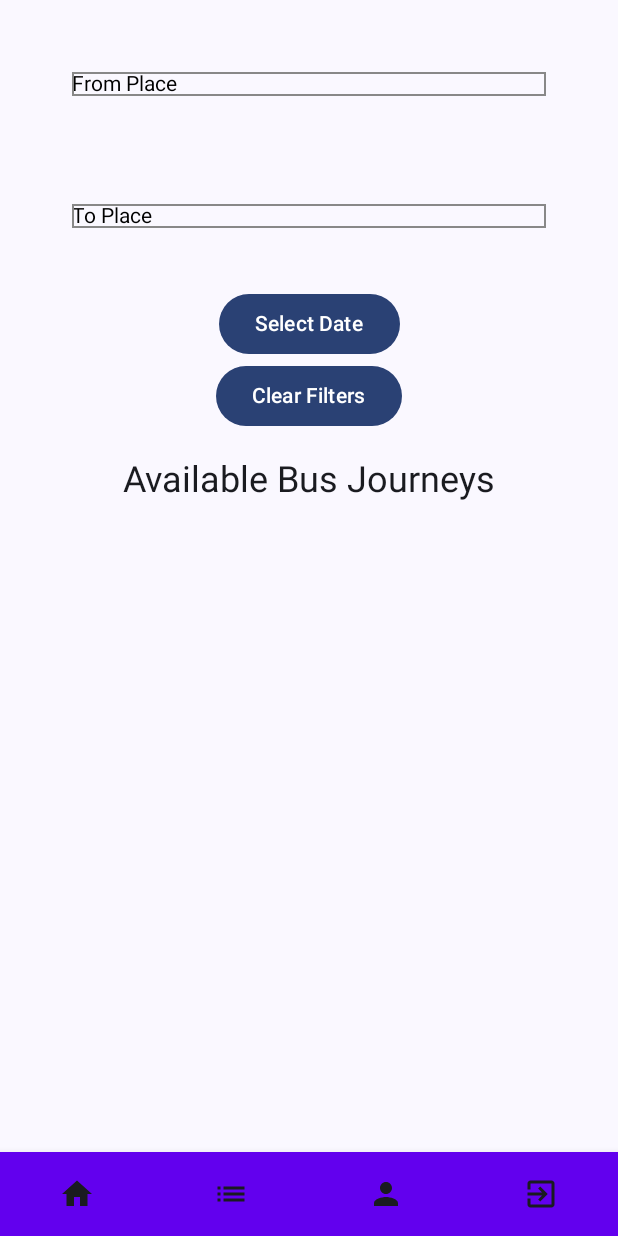
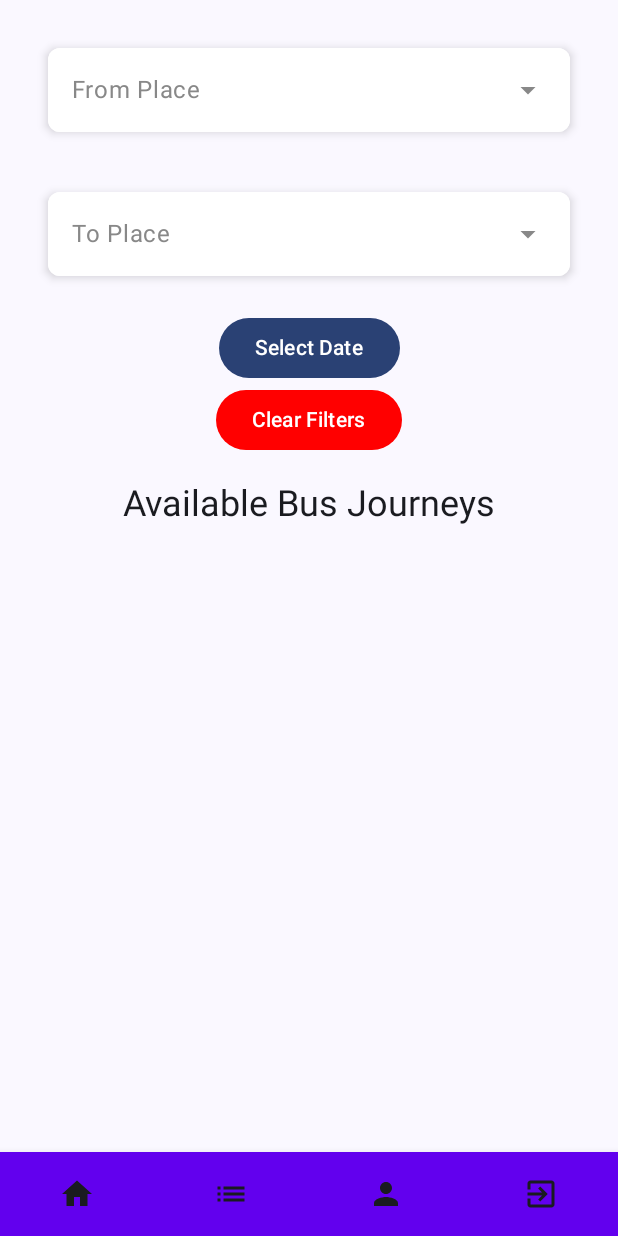
Before and after one commit to akdenizcse/cse-234-term-project-cse234_vehicleticket, an Android app built with Jetpack Compose: the HomeScreen screen opened through its navigation route, on a phone screen of 412 x 824 dp. Run offline under Robolectric (Android 15) with nearby library versions, the phone set to English and light mode, and no system bars; our stand-ins replace Firebase (no records; nobody signed in at launch, a user with empty details on screens opened directly).

Commit message:
restyle placedropdown component

```diff
--- a/app/src/main/java/com/example/vehicletickettermproject/components/PlaceDropdownMenu.kt
+++ b/app/src/main/java/com/example/vehicletickettermproject/components/PlaceDropdownMenu.kt
@@ -1,55 +1,88 @@
 package com.example.vehicletickettermproject.components
 
+import androidx.compose.foundation.background
 import androidx.compose.foundation.border
 import androidx.compose.foundation.clickable
+import androidx.compose.foundation.layout.Box
 import androidx.compose.foundation.layout.Column
+import androidx.compose.foundation.layout.Row
 import androidx.compose.foundation.layout.fillMaxWidth
 import androidx.compose.foundation.layout.padding
+import androidx.compose.foundation.shape.RoundedCornerShape
 import androidx.compose.material.DropdownMenu
 import androidx.compose.material.DropdownMenuItem
+import androidx.compose.material.Icon
+import androidx.compose.material.MaterialTheme
+import androidx.compose.material.Surface
 import androidx.compose.material.Text
+import androidx.compose.material.icons.Icons
+import androidx.compose.material.icons.filled.ArrowDropDown
 import androidx.compose.runtime.Composable
 import androidx.compose.runtime.getValue
 import androidx.compose.runtime.mutableStateOf
 import androidx.compose.runtime.remember
 import androidx.compose.runtime.setValue
+import androidx.compose.ui.Alignment
 import androidx.compose.ui.Modifier
 import androidx.compose.ui.graphics.Color
 import androidx.compose.ui.unit.dp
 
 @Composable
 fun PlaceDropdownMenu(
-    selectedPlace: String?, // if no place is selected, make it null so its easier to filter by nothing (show all busjourneys)
+    selectedPlace: String?,
     onPlaceSelected: (String?) -> Unit,
     label: String,
     allPlaces: List<String>
 ) {
     var expanded by remember { mutableStateOf(false) }
 
-    Column(
-        modifier = Modifier
-            .fillMaxWidth()
-            .padding(16.dp)
+    Box(modifier = Modifier
+        .fillMaxWidth()
+        .padding(16.dp)
     ) {
-        Text(
-            text = selectedPlace ?: label ,
+        Surface(
+            shape = RoundedCornerShape(8.dp),
+            elevation = 4.dp,
             modifier = Modifier
                 .fillMaxWidth()
                 .clickable { expanded = true }
-                .padding(16.dp)
-                .border(1.dp, Color.Gray)
-        )
+        ) {
+            Box(
+                modifier = Modifier
+                    .background(Color.White)
+                    .padding(16.dp)
+            ) {
+                Row(
+                    verticalAlignment = Alignment.CenterVertically
+                ) {
+                    Text(
+                        text = selectedPlace ?: label,
+                        modifier = Modifier.weight(1f),
+                        style = MaterialTheme.typography.body1,
+                        color = if (selectedPlace == null) Color.Gray else Color.Black
+                    )
+                    Icon(
+                        imageVector = Icons.Filled.ArrowDropDown,
+                        contentDescription = null,
+                        tint = Color.Gray
+                    )
+                }
+            }
+        }
+
         DropdownMenu(
             expanded = expanded,
             onDismissRequest = { expanded = false },
-            modifier = Modifier.fillMaxWidth()
+            modifier = Modifier
+                .fillMaxWidth()
+                .background(Color.White)
         ) {
             (listOf("ANY") + allPlaces).forEach { item ->
                 DropdownMenuItem(onClick = {
                     onPlaceSelected(if (item == "ANY") null else item)
                     expanded = false
                 }) {
-                    Text(text = item)
+                    Text(text = item, style = MaterialTheme.typography.body1)
                 }
             }
         }
--- a/app/src/main/java/com/example/vehicletickettermproject/screens/home/HomeScreen.kt
+++ b/app/src/main/java/com/example/vehicletickettermproject/screens/home/HomeScreen.kt
@@ -9,6 +9,9 @@ import androidx.compose.foundation.layout.padding
 import androidx.compose.foundation.lazy.LazyColumn
 import androidx.compose.foundation.lazy.items
 import androidx.compose.material3.Button
+import androidx.compose.material3.ButtonColors
+import androidx.compose.material3.ButtonDefaults
+import androidx.compose.material3.ButtonDefaults.buttonColors
 import androidx.compose.material3.CircularProgressIndicator
 import androidx.compose.material3.MaterialTheme
 import androidx.compose.material3.Text
@@ -19,6 +22,7 @@ import androidx.compose.runtime.mutableStateOf
 import androidx.compose.runtime.remember
 import androidx.compose.ui.Alignment
 import androidx.compose.ui.Modifier
+import androidx.compose.ui.graphics.Color
 import androidx.compose.ui.platform.LocalContext
 import androidx.compose.ui.unit.dp
 import androidx.lifecycle.viewmodel.compose.viewModel
@@ -42,7 +46,9 @@ fun HomeScreen(navController: NavController, homeViewModel: HomeViewModel = view
     val allPlaces = homeViewModel.allPlaces
 
     Column(
-        modifier = Modifier.fillMaxSize().padding(16.dp),
+        modifier = Modifier
+            .fillMaxSize()
+            .padding(16.dp),
         verticalArrangement = Arrangement.Center,
         horizontalAlignment = Alignment.CenterHorizontally
     ) {
@@ -88,8 +94,8 @@ fun HomeScreen(navController: NavController, homeViewModel: HomeViewModel = view
         }
 
 
-        Button(onClick = { homeViewModel.clearFilters() }) {
-            Text("Clear Filters")
+        Button(colors = buttonColors(Color.Red),onClick = { homeViewModel.clearFilters() }) {
+            Text(text = "Clear Filters")
         }
 
 
```
